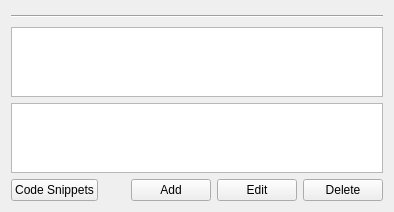
This is formcfgruleset.ui in newey499/qiptables as Qt 5 draws it before an edit. The edited form follows.
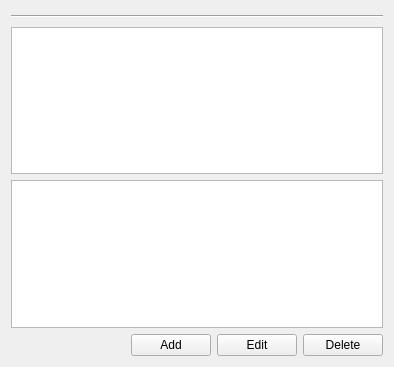
This is the edited form. Custom widgets are drawn as their Qt base class.

Commit message: Adding rule snippets to ruleset now launched from add/amend/delete of ruleset dialog class [FrmDlgRuleset].

The edit to the form file:
```diff
--- a/formcfgruleset.ui
+++ b/formcfgruleset.ui
@@ -7,7 +7,7 @@
     <x>0</x>
     <y>0</y>
     <width>394</width>
-    <height>192</height>
+    <height>367</height>
    </rect>
   </property>
   <property name="windowTitle">
@@ -35,13 +35,6 @@
    </item>
    <item>
     <layout class="QHBoxLayout" name="horizontalLayout">
-     <item>
-      <widget class="QPushButton" name="btnCodeSnippets">
-       <property name="text">
-        <string>Code Snippets</string>
-       </property>
-      </widget>
-     </item>
      <item>
       <spacer name="horizontalSpacer">
        <property name="orientation">
```
Left out of the diff: 16 changed lines with no effect on the pictures. The commit also changes 5 other files.
